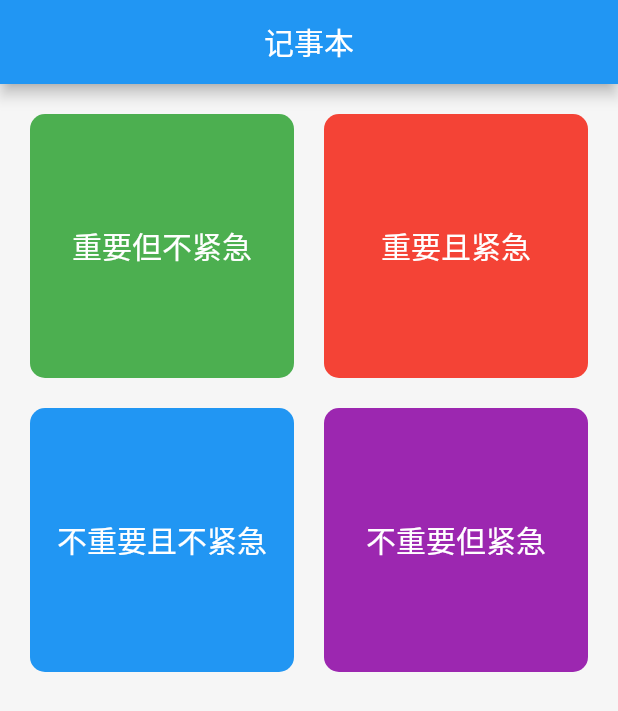
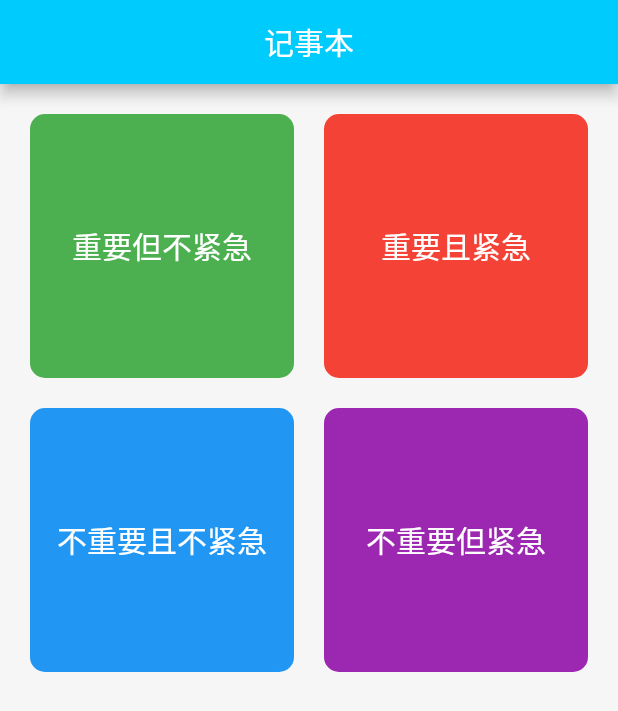
Before and after one commit to humeng/todo_list, a Flutter app: the screen it shows after launch, on a phone screen of 412 x 824 dp. Shown: the top 711 px of the screen. Run offline on Flutter 3.47's test engine with Material 2 defaults, Android fonts, the phone set to English and light mode, and no system bars; our stand-ins replace flutter_slidable, sqflite; accounts and stored records are empty.

```diff
--- a/lib/constant/multi_color.dart
+++ b/lib/constant/multi_color.dart
@@ -1,8 +1,12 @@
 import 'package:flutter/material.dart';
 
 class Multicolor {
+  ///HomePage title color
+  static const Color GREEN_TITLE = Color.fromARGB(255, 0, 203, 253);
+
   ///#f6f6f6
   static const Color GRAY_246 = Color.fromARGB(255, 246, 246, 246);
+
   ///#cccccc
   static const Color GRAY_204 = Color.fromARGB(255, 204, 204, 204);
 }
--- a/lib/ui/home_page.dart
+++ b/lib/ui/home_page.dart
@@ -18,7 +18,7 @@ class HomePage extends StatelessWidget {
           appBar: new AppBar(
             title: new Text("记事本"),
             centerTitle: true,
-            backgroundColor: Colors.blue,
+            backgroundColor: Multicolor.GREEN_TITLE,
           ),
           body: new GridView.count(
             primary: false,
```
